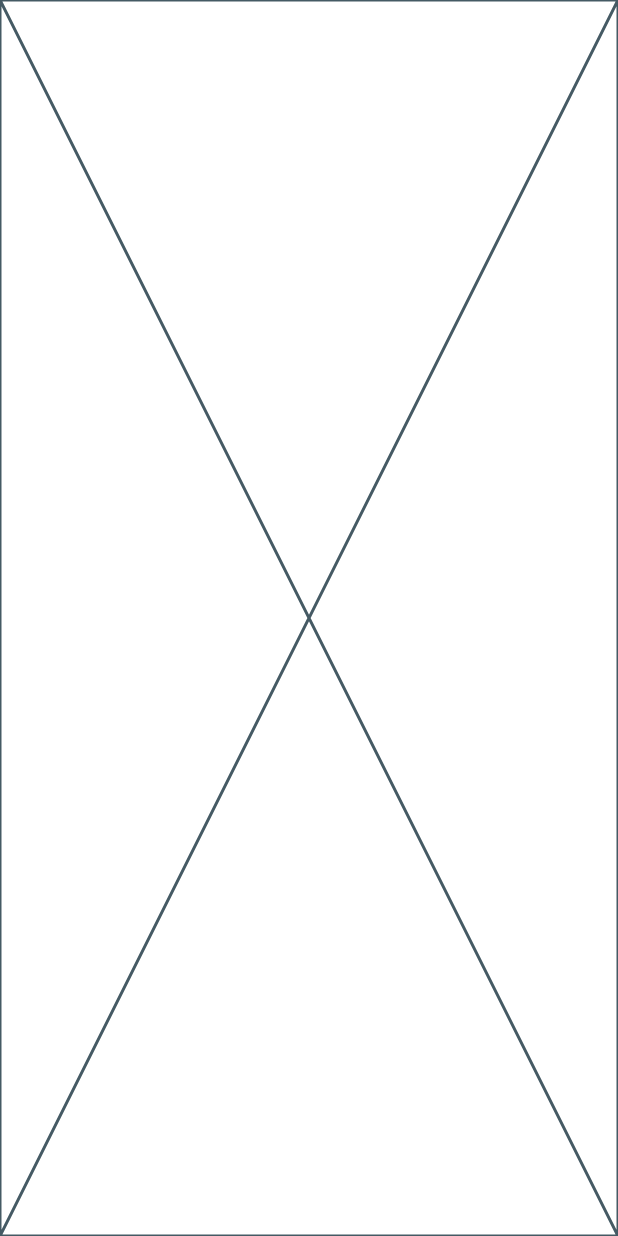
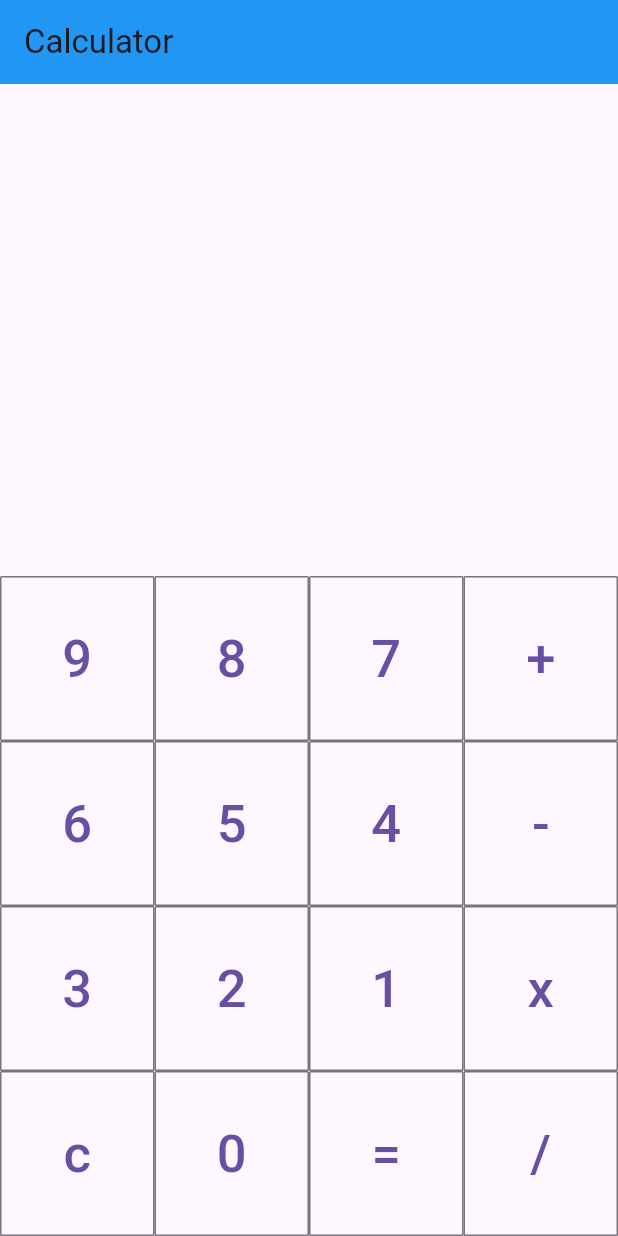
Before and after one commit to Atamilar/flutter_simple_calculator, a Flutter app: the screen it shows after launch, on a phone screen of 412 x 824 dp. Run offline on Flutter 3.47's test engine with Material 3 defaults, Android fonts, the phone set to English and light mode, and no system bars.

Commit message:
calculator commit

```diff
--- a/flutter_cal_app/lib/main.dart
+++ b/flutter_cal_app/lib/main.dart
@@ -1,19 +1,137 @@
 import 'package:flutter/material.dart';
+import 'package:flutter/widgets.dart';
 
-void main()=>runApp(MaterialApp(
-  home: MyApp(),
-));
+void main() => runApp(MyApp());
 
-class MyApp extends StatefulWidget {
+class MyApp extends StatelessWidget {
   const MyApp({super.key});
 
   @override
-  State<MyApp> createState() => _MyAppState();
+  Widget build(BuildContext context) {
+    return MaterialApp(
+      theme: ThemeData(
+        primarySwatch: Colors.lightBlue,
+      ),
+      home: Homepage(),
+    );
+  }
 }
 
-class _MyAppState extends State<MyApp> {
+class Homepage extends StatefulWidget {
+  const Homepage({super.key});
+
+  @override
+  State<Homepage> createState() => _HomepageState();
+}
+
+class _HomepageState extends State<Homepage> {
   @override
   Widget build(BuildContext context) {
-    return const Placeholder();
+    return Scaffold(
+      appBar: AppBar(
+        title: Text("Calculator"),
+        backgroundColor: Colors.blue,
+      ),
+      body: Container(
+        child: Column(
+          children: [
+            Expanded(
+                child: Container(
+                    padding: EdgeInsets.all(10),
+                    alignment: Alignment.bottomRight,
+                    child: Text(
+                      text,
+                      style: TextStyle(fontSize: 45),
+                    ))),
+            Row(
+              children: [
+                customoutlinebutton('9'),
+                customoutlinebutton('8'),
+                customoutlinebutton('7'),
+                customoutlinebutton('+'),
+              ],
+            ),
+            Row(
+              children: [
+                customoutlinebutton('6'),
+                customoutlinebutton('5'),
+                customoutlinebutton('4'),
+                customoutlinebutton('-'),
+              ],
+            ),
+            Row(
+              children: [
+                customoutlinebutton('3'),
+                customoutlinebutton('2'),
+                customoutlinebutton('1'),
+                customoutlinebutton('x'),
+              ],
+            ),
+            Row(
+              children: [
+                customoutlinebutton('c'),
+                customoutlinebutton('0'),
+                customoutlinebutton('='),
+                customoutlinebutton('/'),
+              ],
+            ),
+          ],
+        ),
+      ),
+    );
+  }
+
+  Widget customoutlinebutton(String val) {
+    return Expanded(
+      child: OutlinedButton(
+          style: OutlinedButton.styleFrom(
+              padding: EdgeInsets.all(30),
+              shape: RoundedRectangleBorder(
+                  borderRadius: BorderRadius.circular(1))),
+          onPressed: () => btnClicked(val),
+          child: Text(
+            val,
+            style: TextStyle(fontSize: 35),
+          )),
+    );
+  }
+
+  late int firstnum, secondnum;
+  late String text = "", res, opp;
+  void btnClicked(String btnText) {
+    if (btnText == "c") {
+      text = "";
+      res = "";
+      firstnum = 0;
+      secondnum = 0;
+    } else if (btnText == "+" ||
+        btnText == "-" ||
+        btnText == "x" ||
+        btnText == "/") {
+      firstnum = int.parse(text);
+      res = "";
+      opp = btnText;
+    } else if (btnText == "=") {
+      secondnum = int.parse(text);
+      if (opp == "+") {
+        res = (firstnum + secondnum).toString();
+      }
+      else if (opp == "-") {
+        res = (firstnum - secondnum).toString();
+      }
+      else if (opp == "x") {
+        res = (firstnum * secondnum).toString();
+      }
+      else if (opp == "/") {
+        res = (firstnum / secondnum).toString();
+      }
+
+
+    } else {
+      res = text + btnText;
+    }
+    setState(() {
+      text = res;
+    });
   }
 }
```
